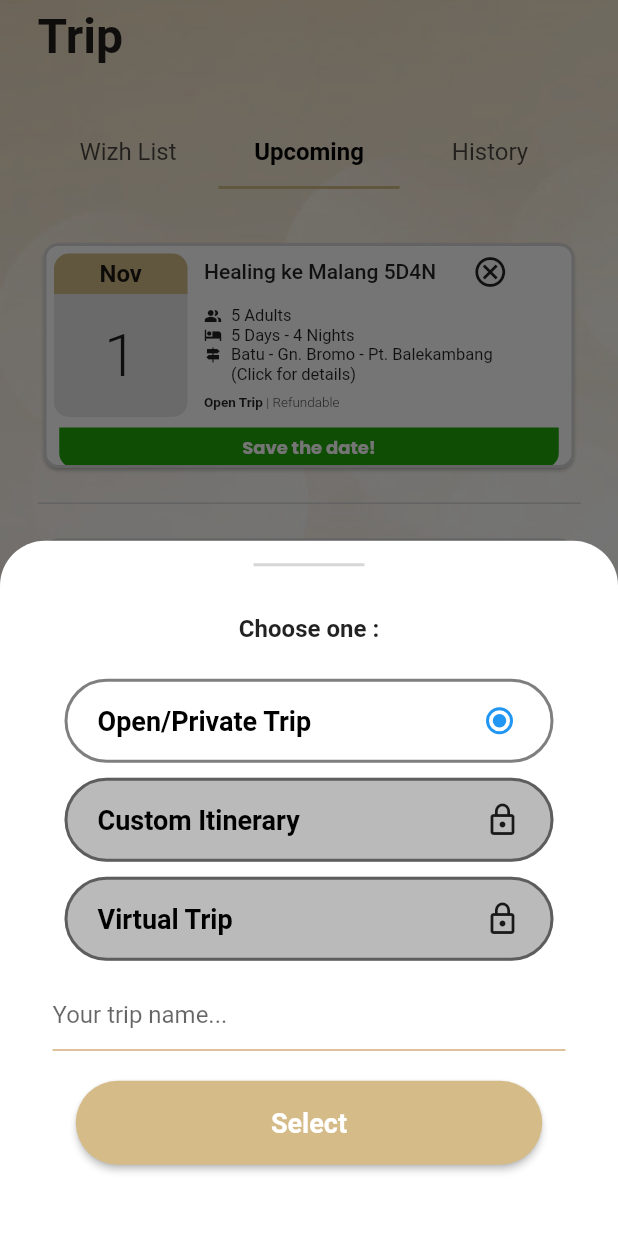
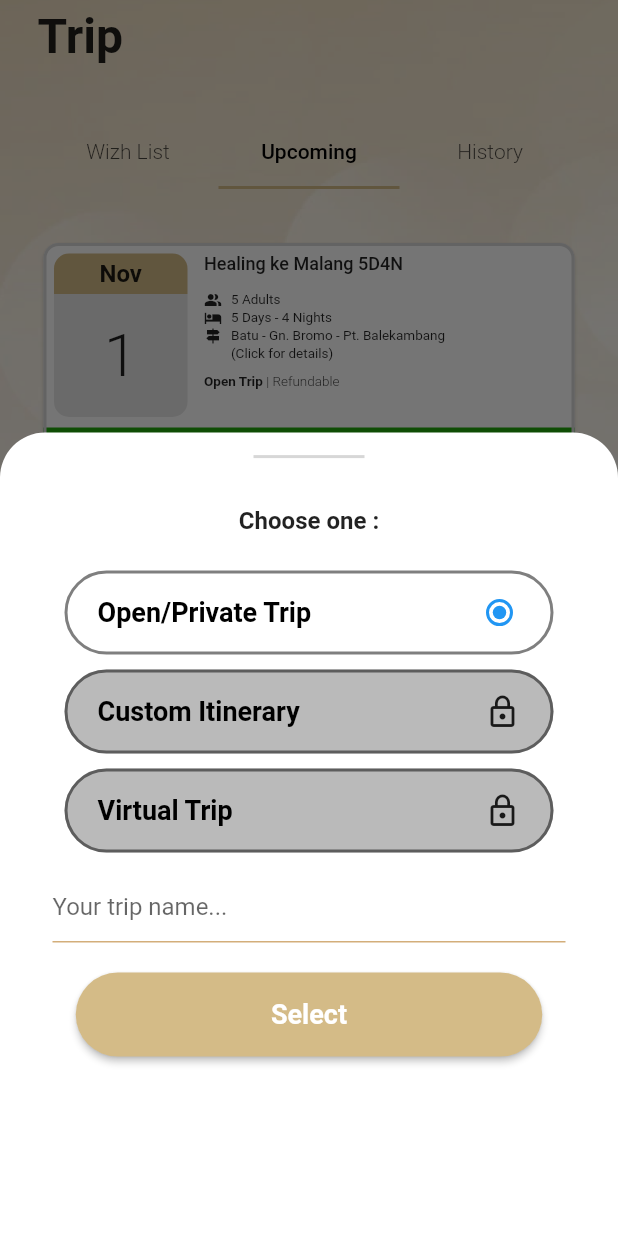
Before and after one commit to crunchox/wizh, a Flutter app: the NewTrip screen opened directly, tab 2 chosen, after a tap on "Create a New Trip", on a phone screen of 412 x 824 dp. Run offline on Flutter 3.47's test engine with Material 2 defaults, Android fonts, the phone set to English and light mode, and no system bars; our stand-ins replace carousel_slider, google_fonts, material_segmented_control, pin_code_fields; missing offline and left inert: dart:ffi.

Commit message:
rapihin page overflow

```diff
--- a/lib/info_host.dart
+++ b/lib/info_host.dart
@@ -156,8 +156,8 @@ class _InfoHostState extends State<InfoHost> {
                             width: 25,
                           ),
                           SizedBox(
-                            width: 82,
-                            height: 82,
+                            width: 63,
+                            height: 63,
                             child: CircleAvatar(
                               backgroundImage:
                                   AssetImage("assets/images/contoh.png"),
--- a/lib/login.dart
+++ b/lib/login.dart
@@ -26,7 +26,7 @@ class _LoginState extends State<Login> {
               height: 140,
             ),
             Container(
-              height: MediaQuery.of(context).size.height - 150,
+              height: MediaQuery.of(context).size.height,
               width: MediaQuery.of(context).size.width,
               decoration: BoxDecoration(
                   borderRadius: BorderRadius.only(
--- a/lib/new_trip.dart
+++ b/lib/new_trip.dart
@@ -58,11 +58,12 @@ class _NewTripState extends State<NewTrip> with SingleTickerProviderStateMixin {
                   //   borderRadius: BorderRadius.circular(8),
                   //   color: Color(0xFFD4BB87),
                   // ),
+                  padding: EdgeInsets.zero,
                   labelColor: Colors.black,
                   labelStyle: GoogleFonts.readexPro(
-                      fontSize: 16, fontWeight: FontWeight.w600),
+                      fontSize: 14, fontWeight: FontWeight.w500),
                   unselectedLabelStyle: GoogleFonts.readexPro(
-                      fontSize: 16, fontWeight: FontWeight.w400),
+                      fontSize: 14, fontWeight: FontWeight.w300),
                   onTap: (value) {
                     setState(() {});
                   },
@@ -108,8 +109,9 @@ class _NewTripState extends State<NewTrip> with SingleTickerProviderStateMixin {
                           ElevatedButton(
                             onPressed: () {
                               showModalBottomSheet(
+                                  isScrollControlled: true,
                                   context: context,
-                                  builder: (_) => const ChooseTripType());
+                                  builder: (context) => ChooseTripType());
                             },
                             child: Text(
                               "Create a New Trip",
@@ -222,13 +224,9 @@ class ListCard extends StatelessWidget {
                                     Text(
                                       "Healing ke Malang 5D4N",
                                       style: GoogleFonts.readexPro(
-                                          fontSize: 14,
+                                          fontSize: 12,
                                           fontWeight: FontWeight.w500),
                                     ),
-                                    SizedBox(
-                                      width: 24,
-                                    ),
-                                    Icon(Icons.cancel_outlined)
                                   ],
                                 ),
                                 SizedBox(
@@ -246,7 +244,7 @@ class ListCard extends StatelessWidget {
                                     Text(
                                       "5 Adults",
                                       style: GoogleFonts.readexPro(
-                                          fontSize: 11,
+                                          fontSize: 9,
                                           fontWeight: FontWeight.w400),
                                     ),
                                   ],
@@ -263,7 +261,7 @@ class ListCard extends StatelessWidget {
                                     Text(
                                       "5 Days - 4 Nights",
                                       style: GoogleFonts.readexPro(
-                                          fontSize: 11,
+                                          fontSize: 9,
                                           fontWeight: FontWeight.w400),
                                     ),
                                   ],
@@ -280,7 +278,7 @@ class ListCard extends StatelessWidget {
                                     Text(
                                       "Batu - Gn. Bromo - Pt. Balekambang",
                                       style: GoogleFonts.readexPro(
-                                          fontSize: 11,
+                                          fontSize: 9,
                                           fontWeight: FontWeight.w400),
                                     ),
                                   ],
@@ -298,7 +296,7 @@ class ListCard extends StatelessWidget {
                                     Text(
                                       "(Click for details)",
                                       style: GoogleFonts.readexPro(
-                                          fontSize: 11,
+                                          fontSize: 9,
                                           fontWeight: FontWeight.w400),
                                     ),
                                   ],
@@ -330,7 +328,6 @@ class ListCard extends StatelessWidget {
                         ),
                       ),
                       Container(
-                        width: 333,
                         height: 27,
                         decoration: BoxDecoration(
                             color: Color(0xff20a70a),
@@ -422,13 +419,9 @@ class ListCard extends StatelessWidget {
                                     Text(
                                       "Healing ke Malang 5D4N",
                                       style: GoogleFonts.readexPro(
-                                          fontSize: 14,
+                                          fontSize: 12,
                                           fontWeight: FontWeight.w500),
                                     ),
-                                    SizedBox(
-                                      width: 24,
-                                    ),
-                                    Icon(Icons.cancel_outlined)
                                   ],
                                 ),
                                 SizedBox(
@@ -446,7 +439,7 @@ class ListCard extends StatelessWidget {
                                     Text(
                                       "5 Adults",
                                       style: GoogleFonts.readexPro(
-                                          fontSize: 11,
+                                          fontSize: 9,
                                           fontWeight: FontWeight.w400),
                                     ),
                                   ],
@@ -463,7 +456,7 @@ class ListCard extends StatelessWidget {
                                     Text(
                                       "5 Days - 4 Nights",
                                       style: GoogleFonts.readexPro(
-                                          fontSize: 11,
+                                          fontSize: 9,
                                           fontWeight: FontWeight.w400),
                                     ),
                                   ],
@@ -480,7 +473,7 @@ class ListCard extends StatelessWidget {
                                     Text(
                                       "Batu - Gn. Bromo - Pt. Balekambang",
                                       style: GoogleFonts.readexPro(
-                                          fontSize: 11,
+                                          fontSize: 9,
                                           fontWeight: FontWeight.w400),
                                     ),
                                   ],
@@ -498,7 +491,7 @@ class ListCard extends StatelessWidget {
                                     Text(
                                       "(Click for details)",
                                       style: GoogleFonts.readexPro(
-                                          fontSize: 11,
+                                          fontSize: 9,
                                           fontWeight: FontWeight.w400),
                                     ),
                                   ],
@@ -530,7 +523,6 @@ class ListCard extends StatelessWidget {
                         ),
                       ),
                       Container(
-                        width: 333,
                         height: 27,
                         decoration: BoxDecoration(
                             color: Color(0xffda3d3d),
@@ -622,13 +614,9 @@ class ListCard extends StatelessWidget {
                                     Text(
                                       "Healing ke Malang 5D4N",
                                       style: GoogleFonts.readexPro(
-                                          fontSize: 14,
-                                          fontWeight: FontWeight.w500),
+                                          fontSize: 12,
+                                          fontWeight: FontWeight.w600),
                                     ),
-                                    SizedBox(
-                                      width: 24,
-                                    ),
-                                    Icon(Icons.cancel_outlined)
                                   ],
                                 ),
                                 SizedBox(
@@ -663,7 +651,7 @@ class ListCard extends StatelessWidget {
                                     Text(
                                       "5 Days - 4 Nights",
                                       style: GoogleFonts.readexPro(
-                                          fontSize: 11,
+                                          fontSize: 9,
                                           fontWeight: FontWeight.w400),
                                     ),
                                   ],
@@ -680,7 +668,7 @@ class ListCard extends StatelessWidget {
                                     Text(
                                       "Batu - Gn. Bromo - Pt. Balekambang",
                                       style: GoogleFonts.readexPro(
-                                          fontSize: 11,
+                                          fontSize: 9,
                                           fontWeight: FontWeight.w400),
                                     ),
                                   ],
@@ -698,7 +686,7 @@ class ListCard extends StatelessWidget {
                                     Text(
                                       "(Click for details)",
                                       style: GoogleFonts.readexPro(
-                                          fontSize: 11,
+                                          fontSize: 9,
                                           fontWeight: FontWeight.w400),
                                     ),
                                   ],
@@ -730,7 +718,6 @@ class ListCard extends StatelessWidget {
                         ),
                       ),
                       Container(
-                        width: 333,
                         height: 27,
                         decoration: BoxDecoration(
                             color: Color(0xffb4b4b4),
@@ -771,7 +758,9 @@ class ListCard extends StatelessWidget {
               child: ElevatedButton(
                 onPressed: () {
                   showModalBottomSheet(
-                      context: context, builder: (_) => const ChooseTripType());
+                      isScrollControlled: true,
+                      context: context,
+                      builder: (context) => const ChooseTripType());
                 },
                 child: Text(
                   "Create a New Trip",
@@ -785,7 +774,8 @@ class ListCard extends StatelessWidget {
                         RoundedRectangleBorder(
                       borderRadius: BorderRadius.circular(35.0),
                     )),
-                    fixedSize: MaterialStateProperty.all(Size(311, 56))),
+                    fixedSize: MaterialStateProperty.all(
+                        Size(MediaQuery.of(context).size.width / 1.3, 56))),
               ),
             ))
       ],
--- a/lib/onboarding.dart
+++ b/lib/onboarding.dart
@@ -48,7 +48,7 @@ class _OnboardingState extends State<Onboarding> {
                 ],
               ),
               SizedBox(
-                height: 162,
+                height: MediaQuery.of(context).size.height / 4 - 50,
               ),
               Text(
                 "REFRESHING HAS\nNEVER BEEN EASIER\nWITH US",
--- a/lib/register.dart
+++ b/lib/register.dart
@@ -365,6 +365,9 @@ class _RegisterState extends State<Register> {
                       fontWeight: FontWeight.w500),
                 ),
               ],
+            ),
+            SizedBox(
+              height: 15,
             )
           ],
         ),
--- a/lib/widgets/create_trip.dart
+++ b/lib/widgets/create_trip.dart
@@ -23,6 +23,7 @@ class _ChooseTripTypeState extends State<ChooseTripType> {
   @override
   Widget build(BuildContext context) {
     return Container(
+        height: MediaQuery.of(context).size.height * 0.65,
         decoration: BoxDecoration(
             color: Colors.white,
             borderRadius: BorderRadius.only(
```
